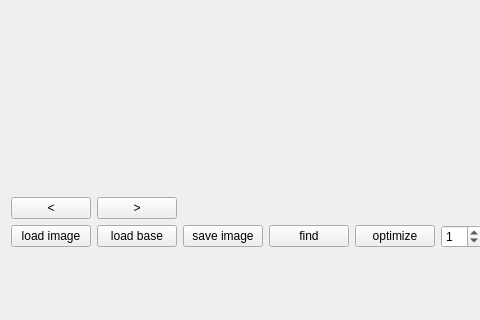
Above: epicenter/mainwindow.ui from Sebu/sprs before the change; both pictures show x 0 to 480 and y 237 to 557 of the 978 by 557 pixel window. Below: the same form after it.
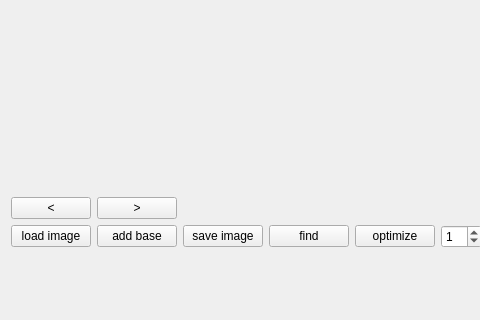
That is the form after the change.

Commit message: save epitome, use multiple base seeds

```diff
--- a/epicenter/mainwindow.ui
+++ b/epicenter/mainwindow.ui
@@ -195,7 +195,7 @@
        <item>
         <widget class="QPushButton" name="baseButton">
          <property name="text">
-          <string>load base</string>
+          <string>add base</string>
          </property>
         </widget>
        </item>
```
Left out of the diff: 2 changed lines with no effect on the pictures. The commit also changes 10 other files.
